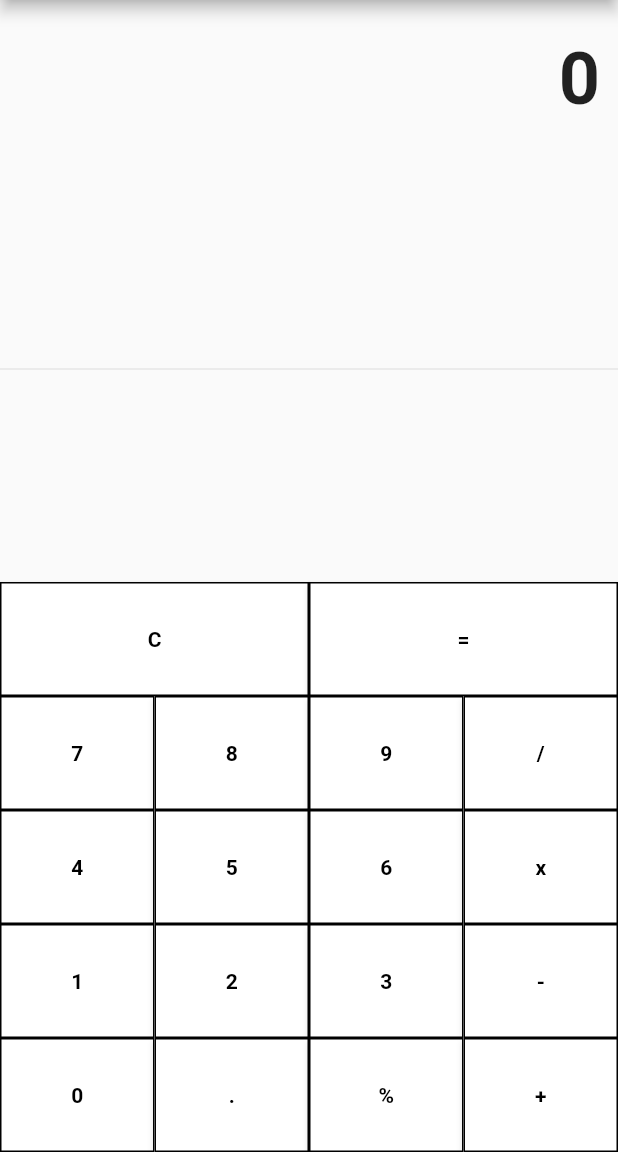
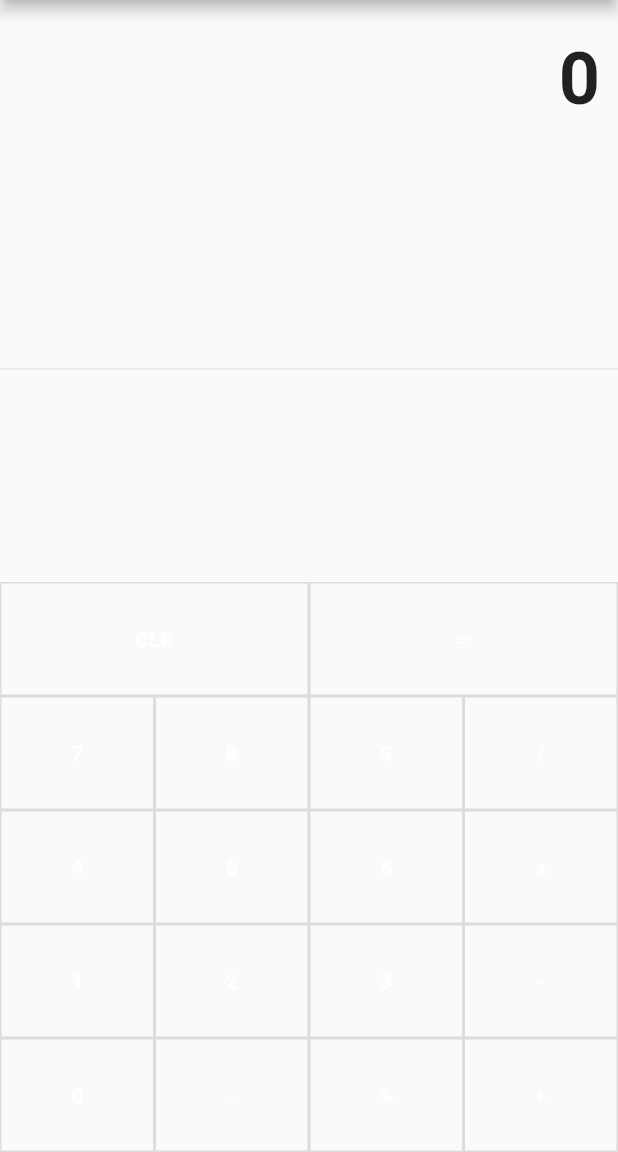
Before and after one commit to tanmaypardeshi/Flutter-Calculator, a Flutter app: the screen it shows after launch, on a phone screen of 412 x 824 dp, the part 84-1236 px from its top. Run offline on Flutter 3.47's test engine with Material 2 defaults, Android fonts, the phone set to English and light mode, and no system bars.

Commit message:
Little logical changes

```diff
--- a/lib/main.dart
+++ b/lib/main.dart
@@ -38,7 +38,7 @@ class _MyHomePageState extends State<MyHomePage>
 
   buttonPressed(String buttonText)
   {
-    if(buttonText == "C")
+    if(buttonText == "CLR")
     {
       output =  "0";
       no1 = 0.0;
@@ -118,7 +118,7 @@ class _MyHomePageState extends State<MyHomePage>
   {
     return Expanded
     (
-      child: RaisedButton
+      child: OutlineButton
       (
         padding: EdgeInsets.all(30.0),
         shape: RoundedRectangleBorder
@@ -129,16 +129,17 @@ class _MyHomePageState extends State<MyHomePage>
 
           ),
         ),
+        disabledBorderColor: Colors.white,
+        splashColor: Colors.grey,
         child: Text
         (
           buttonText,
           style: TextStyle
           (
-            color: Colors.black, fontWeight: FontWeight.bold
+            color: Colors.white, fontWeight: FontWeight.bold
           ),
         ),
         onPressed: () => buttonPressed(buttonText),
-        color: Colors.white,
       ),
     );
   }
@@ -167,7 +168,7 @@ class _MyHomePageState extends State<MyHomePage>
               ),
               child: Text
               (
-                "0",
+                output,
                 style: TextStyle
                 (
                   fontWeight: FontWeight.bold,
@@ -187,7 +188,7 @@ class _MyHomePageState extends State<MyHomePage>
                 (
                   children: <Widget>
                   [
-                    buildButton("C"),
+                    buildButton("CLR"),
                     buildButton("="),
                   ],
                 ),
```
